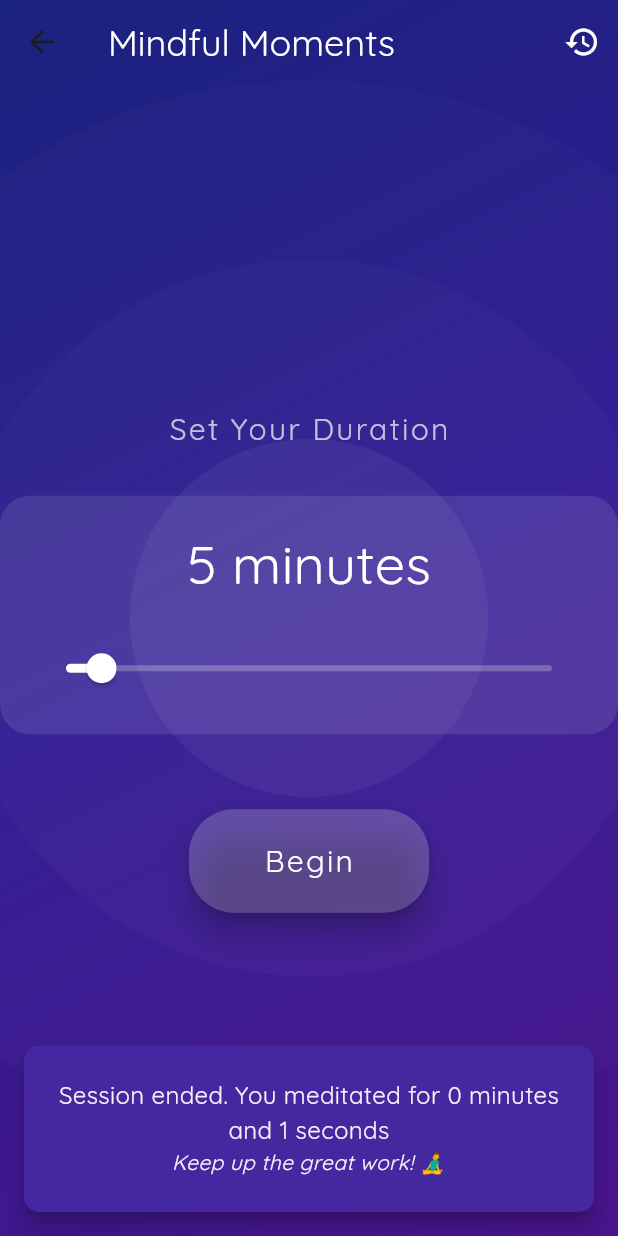
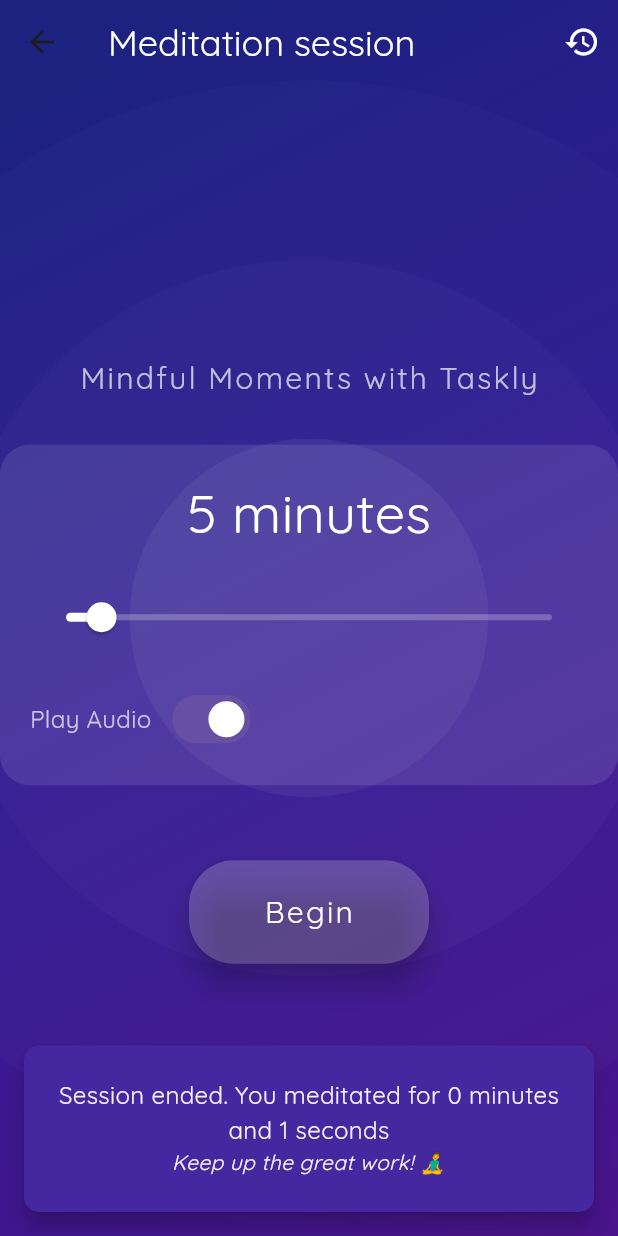
Before and after one commit to IMGIITRoorkee/Taskly, a Flutter app: the MeditationScreen screen opened directly, after a tap on "Begin", after a tap on "End Session", on a phone screen of 412 x 824 dp. Run offline on Flutter 3.47's test engine with Material 3 defaults, Android fonts, the phone set to English and light mode, and no system bars; our stand-ins replace audioplayers, flutter_colorpicker, flutter_slidable, flutter_svg, fluttertoast, introduction_screen and 3 more; accounts and stored records are empty.

Commit message:
added switch to play audio

```diff
--- a/lib/screens/meditation_screen.dart
+++ b/lib/screens/meditation_screen.dart
@@ -19,6 +19,7 @@ class _MeditationScreenState extends State<MeditationScreen>
   int remainingSeconds = 0;
   int extraSeconds = 0;
   bool isRunning = false;
+  bool playaudio = true;
   Timer? timer;
   final audioPlayer = AudioPlayer();
   bool isAudioPlaying = false;
@@ -50,9 +51,11 @@ class _MeditationScreenState extends State<MeditationScreen>
       remainingSeconds = selectedMinutes * 60;
       extraSeconds = 0;
     });
+    if (playaudio){
+ audioPlayer.resume();
+    isAudioPlaying = true;
+    }
 
-    audioPlayer.resume();
-    isAudioPlaying = true;
 
     timer = Timer.periodic(const Duration(seconds: 1), (timer) {
       setState(() {
@@ -122,8 +125,12 @@ class _MeditationScreenState extends State<MeditationScreen>
 
       isRunning = false;
       timer?.cancel();
+      if (isAudioPlaying){
       audioPlayer.pause();
       isAudioPlaying = false;
+      }
+      remainingSeconds = 0;
+  extraSeconds = 0;
     });
   }
 
@@ -171,7 +178,7 @@ class _MeditationScreenState extends State<MeditationScreen>
                     backgroundColor: Colors.transparent,
                     elevation: 0,
                     title: const Text(
-                      'Mindful Moments',
+                      'Meditation session',
                       style: TextStyle(
                           fontSize: 24,
                           fontWeight: FontWeight.w300,
@@ -199,7 +206,7 @@ class _MeditationScreenState extends State<MeditationScreen>
                       children: [
                         if (!isRunning) ...[
                           const Text(
-                            'Set Your Duration',
+                            'Mindful Moments with Taskly',
                             style: TextStyle(
                               fontSize: 20,
                               color: Colors.white70,
@@ -244,6 +251,28 @@ class _MeditationScreenState extends State<MeditationScreen>
                                     },
                                   ),
                                 ),
+                                const SizedBox(height: 20),
+                                Row(
+                                  children: [
+                                    const Text(
+                                      'Play Audio',
+                                      style: TextStyle(
+                                        fontSize: 16,
+                                        color: Colors.white70,
+                                      ),
+                                    ),
+                                    const SizedBox(width: 10),
+                                    Switch(
+                                  value: playaudio,
+                                  onChanged: (value) {
+                                    setState(() {
+                                      playaudio = value;
+                                    });
+                                  },
+                                ),
+                                  ],
+                                )
+
                               ],
                             ),
                           ),
--- a/lib/storage/meditation_history_storage.dart
+++ b/lib/storage/meditation_history_storage.dart
@@ -54,6 +54,4 @@ class MeditationHistoryStorage {
     await prefs.setString(_meditHistKey, encodedHistory);
   }
 
-    /// Clears all meditation history
-
 }
```
